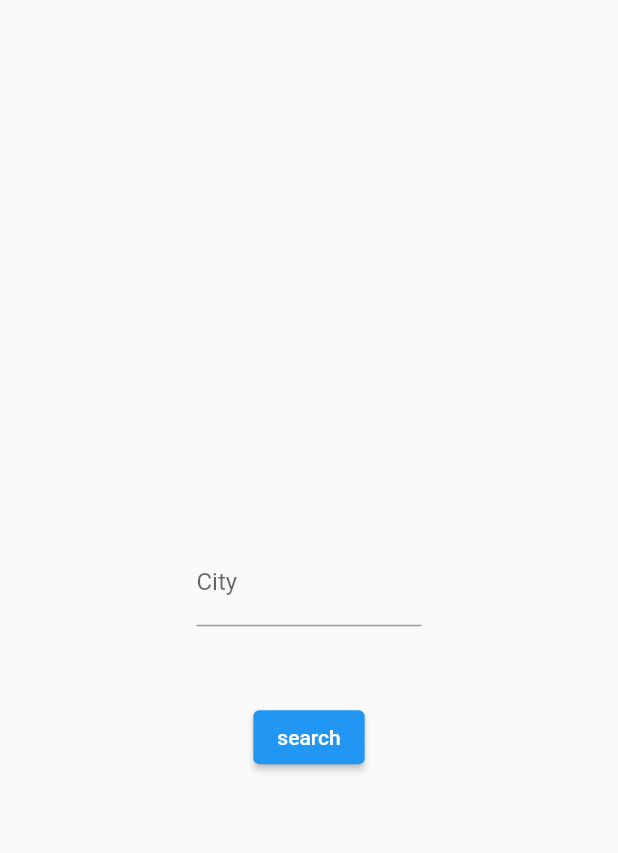
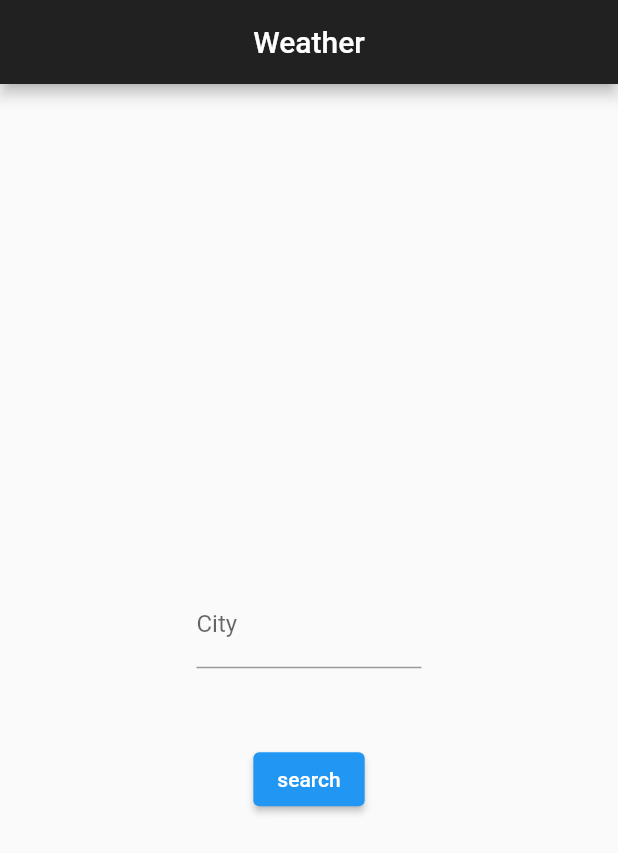
Before and after one commit to B-RunP/weather_app, a Flutter app: the screen it shows after launch, after a tap on "Cuaca", on a phone screen of 412 x 824 dp. Shown: the top 853 px of the screen. Run offline on Flutter 3.47's test engine with Material 2 defaults, Android fonts, the light colour scheme and no system bars; our stand-ins replace firebase_auth, firebase_core, flutter_compass, hive_flutter; accounts and stored records are empty; network calls fail.

```diff
--- a/lib/screens/home_screen.dart
+++ b/lib/screens/home_screen.dart
@@ -53,8 +53,8 @@ class HomeScreen extends StatelessWidget {
         ),
         SizedBox(height: 20),
         SizedBox(
-          width: 150,
-          height: 30,
+          width: 250,
+          height: 50,
           child: ElevatedButton(
             style: ElevatedButton.styleFrom(
               primary: Colors.lightBlue,
--- a/lib/screens/weather_screen.dart
+++ b/lib/screens/weather_screen.dart
@@ -16,6 +16,11 @@ class _WeatherScreenState extends State<WeatherScreen> {
   Widget build(BuildContext context) {
     return MaterialApp(
         home: Scaffold(
+            appBar: AppBar(
+              backgroundColor: Colors.grey.shade900,
+              centerTitle: true,
+              title: Text("Weather"),
+            ),
             body: Center(
                 child: Column(
               mainAxisAlignment: MainAxisAlignment.center,
```
Also changed, not shown: 1 other file. Lines whose indentation alone changed are shown as unchanged.
